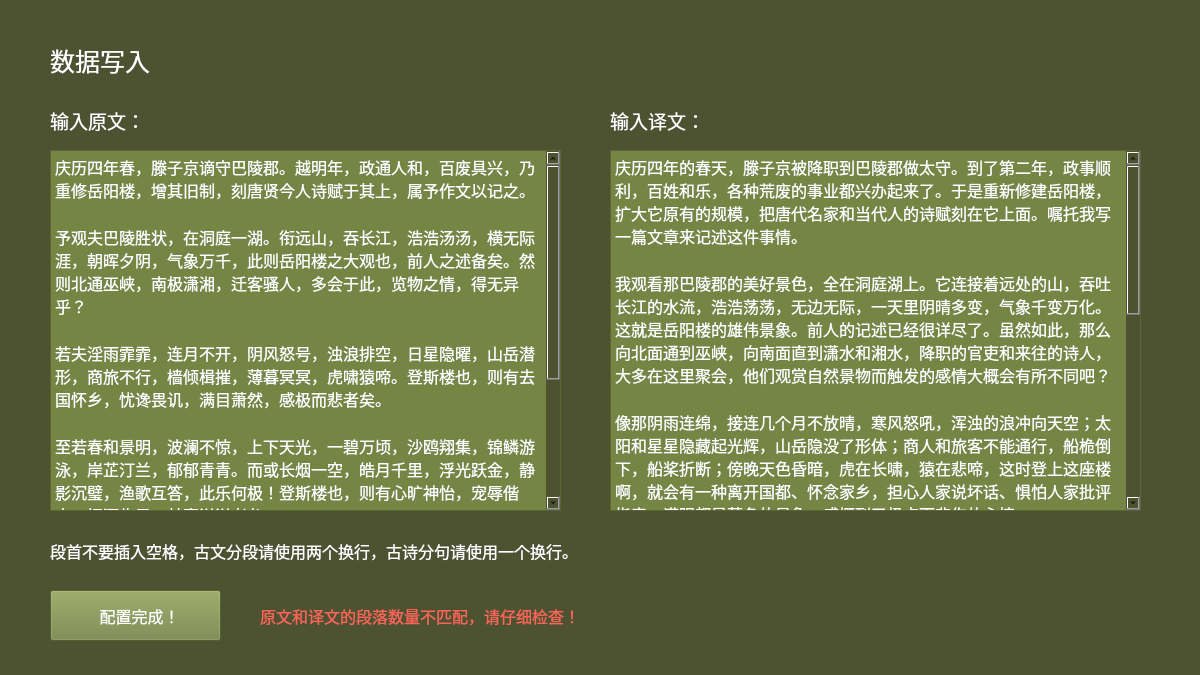
First picture: the form in DataInputConfigSource.ui, repository liyuxuan2003/EgretPoetry, before the edit.
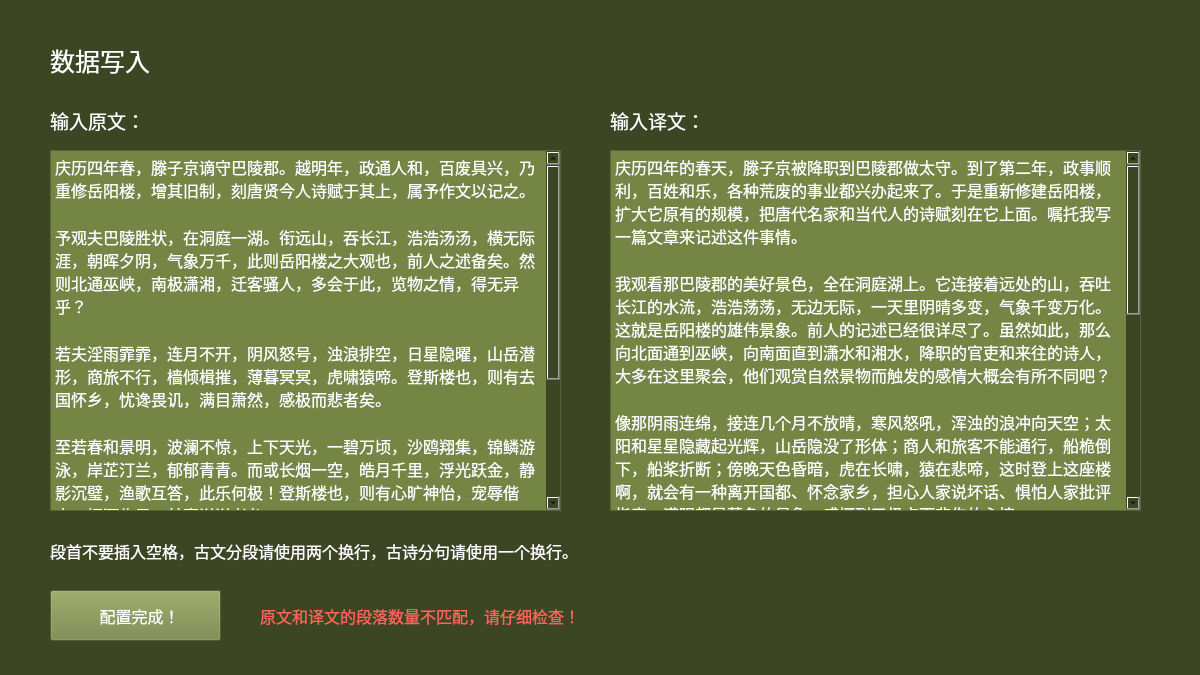
Second picture: the form after the edit.

The edit to the form file:
```diff
--- a/DataInputConfigSource.ui
+++ b/DataInputConfigSource.ui
@@ -14,7 +14,7 @@
    <string>Frame</string>
   </property>
   <property name="styleSheet">
-   <string notr="true">background-color: rgb(77, 83, 49);</string>
+   <string notr="true">background-color: rgb(60, 70, 35);</string>
   </property>
   <widget class="QLabel" name="labelTitle">
    <property name="geometry">
```
